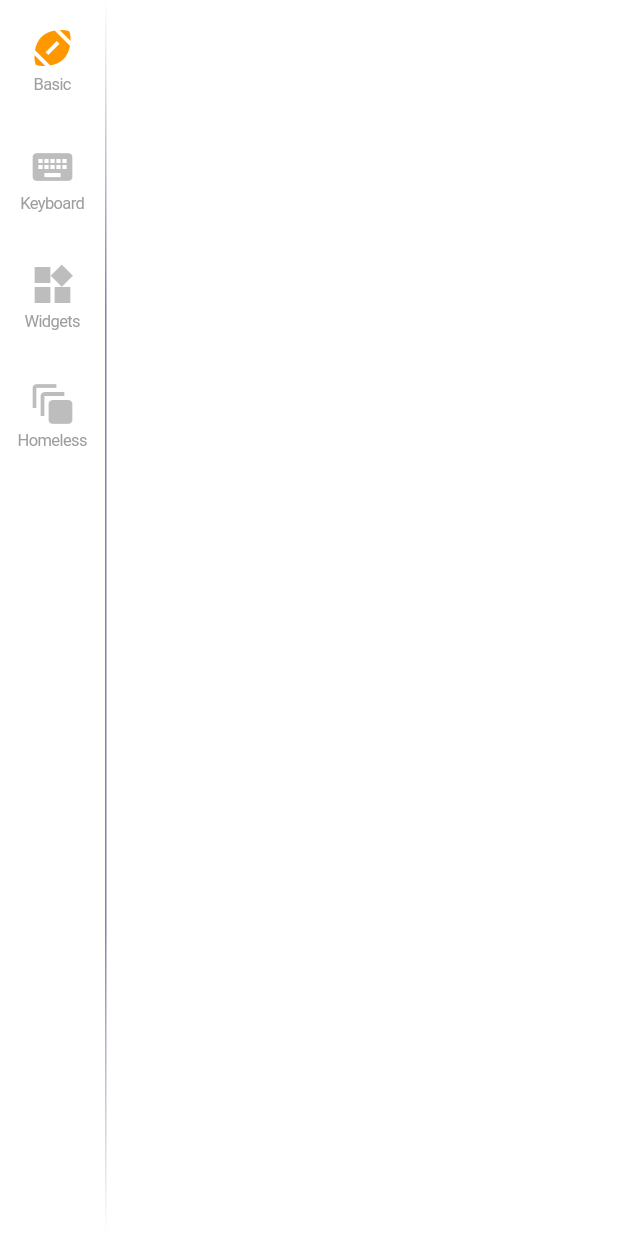
After one commit to isaacselement/flutter_dialog_shower, a Flutter app: the screen it shows after launch, on a phone screen of 412 x 824 dp. The commit adds this screen. Run offline on Flutter 3.47's test engine with Material 2 defaults, Android fonts, the light colour scheme and no system bars.

Commit message:
done example for Btw

```diff
--- a/example/lib/view/manager/pages_manager.dart
+++ b/example/lib/view/manager/pages_manager.dart
@@ -5,6 +5,7 @@ import 'package:flutter_dialog_shower/broker/broker.dart';
 import 'package:flutter_dialog_shower/broker/brother.dart';
 
 import '../../util/logger.dart';
+import '../page_of_basic.dart';
 import '../page_of_homeless.dart';
 import '../page_of_keyboard.dart';
 import '../page_of_widigets.dart';
@@ -21,6 +22,13 @@ class PagesManager {
 
     if (tabsPages.isEmpty) {
       addTabPage(
+        false,
+        'Basic',
+        const Icon(Icons.sports_football, size: 32, color: Colors.black26),
+        const Icon(Icons.sports_football, size: 32, color: Colors.orange),
+        PageOfBasic(),
+      );
+      addTabPage(
         true,
         'Keyboard',
         const Icon(Icons.keyboard, size: 32, color: Colors.black26),
@@ -36,9 +44,9 @@ class PagesManager {
       );
       addTabPage(
         false,
-        'Basic',
-        const Icon(Icons.sports_football, size: 32, color: Colors.black26),
-        const Icon(Icons.sports_football, size: 32, color: Colors.orange),
+        'Homeless',
+        const Icon(Icons.auto_awesome_motion, size: 32, color: Colors.black26),
+        const Icon(Icons.auto_awesome_motion, size: 32, color: Colors.orange),
         PageOfHomeless(),
       );
     }
--- /dev/null
+++ b/example/lib/view/page_of_basic.dart
@@ -0,0 +1,23 @@
+import 'package:example/util/logger.dart';
+import 'package:example/view/page_of_keyboard.dart';
+import 'package:flutter/cupertino.dart';
+import 'package:flutter/material.dart';
+import 'package:flutter_dialog_shower/event/event_truck.dart';
+
+class PageOfBasic extends StatelessWidget {
+  @override
+  Widget build(BuildContext context) {
+    Logger.d("[PageOfBasic] ----------->>>>>>>>>>>> build/rebuild!!!");
+    return SingleChildScrollView(child: buildContainer());
+  }
+
+  Widget buildContainer() {
+    return Container(
+        padding: const EdgeInsets.all(8),
+        child: Column(
+          children: [
+          ],
+        ));
+  }
+
+}
--- a/example/lib/view/page_of_keyboard.dart
+++ b/example/lib/view/page_of_keyboard.dart
@@ -27,7 +27,6 @@ class PageOfKeyboard extends StatelessWidget {
       return;
     }
     isInited = !isInited;
-
     // set up appearence for keyboard showed up in one place
     StreamSubscription streamSubscription = KeyboardEventListener.listen((isKeyboardShow) {
       Logger.d('PageOfInfoView 【keyboard visibility】---> isKeyboardShow: $isKeyboardShow');
@@ -45,7 +44,7 @@ class PageOfKeyboard extends StatelessWidget {
 
   @override
   Widget build(BuildContext context) {
-    Logger.d("[PageOfInfoView] ----------->>>>>>>>>>>> build/rebuild!!!");
+    Logger.d("[PageOfKeyboard] ----------->>>>>>>>>>>> build/rebuild!!!");
     PageOfKeyboard.ensureInited();
     return SingleChildScrollView(child: buildContainer());
   }
--- a/lib/broker/brother.dart
+++ b/lib/broker/brother.dart
@@ -96,6 +96,11 @@ class BtNotifier<T> {
 
   void add(T data) {
     _stream.add(data);
+  }
+
+  // just set data and you should update view later manually for calling update method
+  set data(T data) {
+    _value = data;
   }
 
   void update() {
```
Also changed, not shown: example/lib/view/page_of_homeless.dart (+96 -16 lines).
